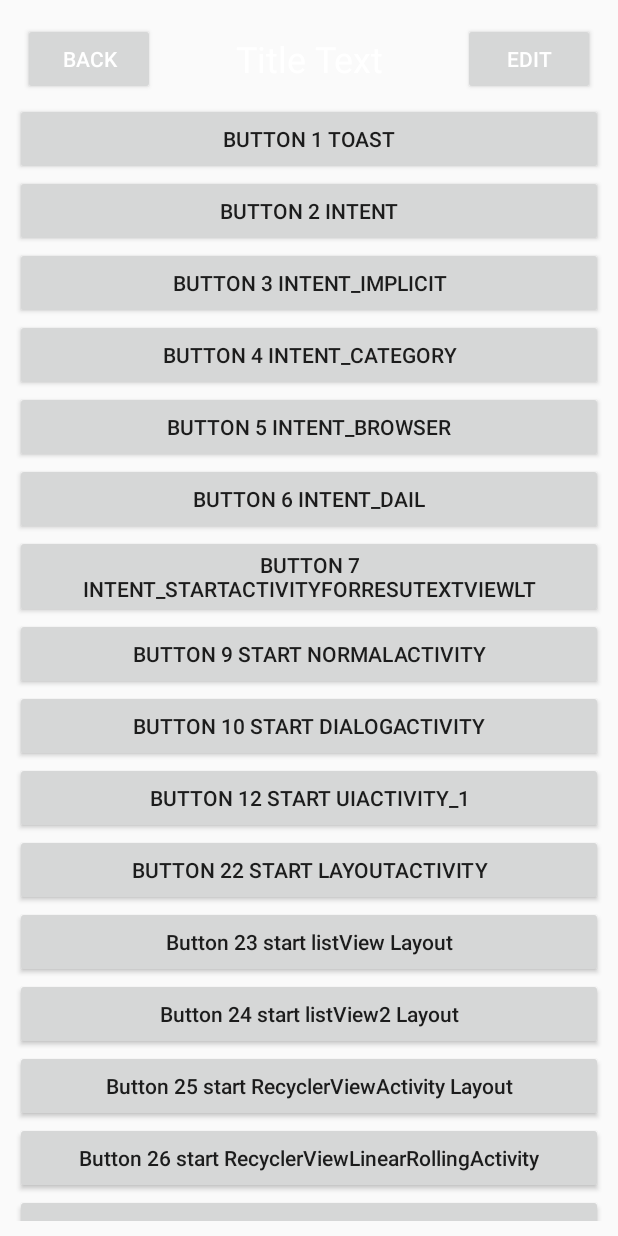
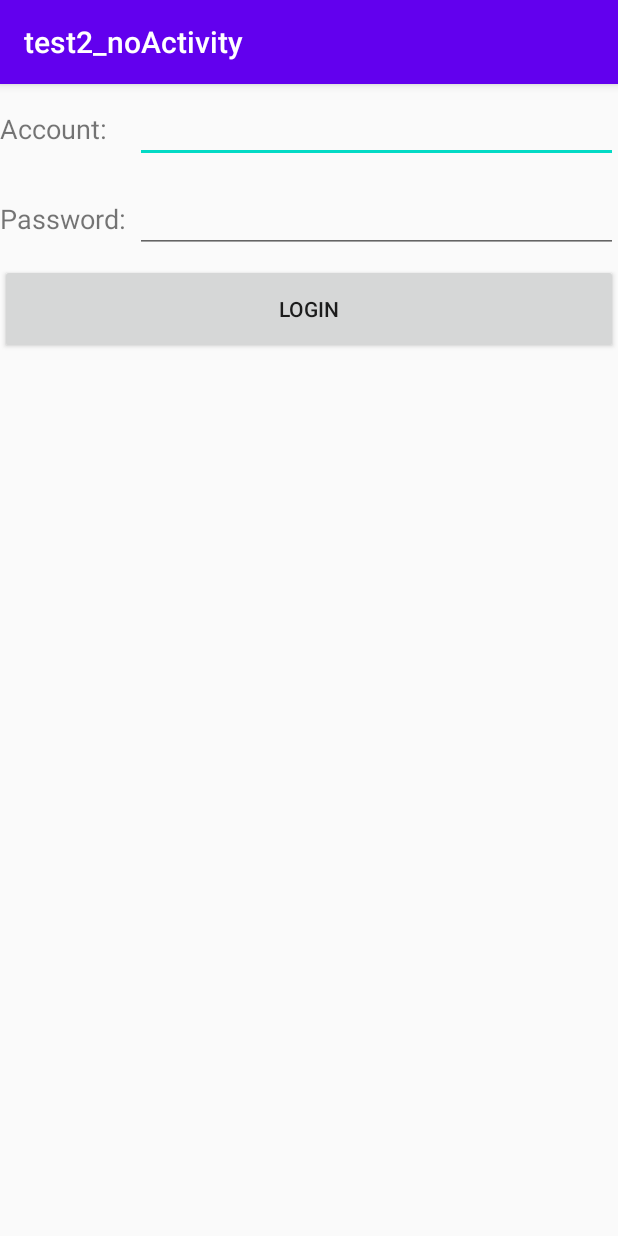
Before and after one commit to jsflzhong/test2_noActivity, an Android app: the screen it shows after launch (FirstActivity before the commit, LoginActivity after it), on a phone screen of 412 x 824 dp. Run offline under Robolectric (Android 15) with nearby library versions, the phone set to English and light mode, and no system bars.

Commit message:
Implement: forceOffline

```diff
--- a/app/src/main/java/com/jsflzhong/test2_noactivity/BasicActivity.java
+++ b/app/src/main/java/com/jsflzhong/test2_noactivity/BasicActivity.java
@@ -1,18 +1,28 @@
 package com.jsflzhong.test2_noactivity;
 
+import android.app.AlertDialog;
+import android.content.BroadcastReceiver;
+import android.content.Context;
+import android.content.DialogInterface;
+import android.content.Intent;
+import android.content.IntentFilter;
 import android.os.Bundle;
 import android.util.Log;
+import android.view.WindowManager;
 import android.widget.ListView;
 
 import androidx.appcompat.app.AppCompatActivity;
 
 import com.jsflzhong.test2_noactivity.common.ActivityCollector;
+import com.jsflzhong.test2_noactivity.layout.LoginActivity;
 
 public abstract class BasicActivity extends AppCompatActivity {
 
     private static final boolean LOG_SWITCH = false;
 
     private static final String TAG = "BasicActivity";
+
+    private ForceOfflineReceiver receiver;
 
     /**
      * 创建主活动
@@ -53,15 +63,16 @@ public abstract class BasicActivity extends AppCompatActivity {
     }
 
     public void loadView() {
-        Log.d(TAG,"@@@[loadView] in parent");
+        Log.d(TAG, "@@@[loadView] in parent");
     }
 
     /**
      * 在本活动被关闭时,会调用下面的onSaveInstanceState(),会存储一个值, 这里可以在再重启时拿到.
+     *
      * @param savedInstanceState savedInstanceState
      */
     public void getSavedInstanceState(Bundle savedInstanceState) {
-        if(LOG_SWITCH) {
+        if (LOG_SWITCH) {
             Log.d(TAG, "@@@[getSavedInstanceState] in parent");
         }
     }
@@ -82,27 +93,14 @@ public abstract class BasicActivity extends AppCompatActivity {
 
     /**
      * 在第一次被创建时会执行. 执行顺序:2
-     *
+     * <p>
      * 当按下back键返回MainActivity时也会被调用.(由于之前MainActivity已经进入了停止状态，所以onRestart() 方法会得到执行)
      */
     @Override
     protected void onStart() {
         super.onStart();
-        if(LOG_SWITCH) {
+        if (LOG_SWITCH) {
             Log.d(TAG, "@@@[onStart]");
-        }
-    }
-
-    /**
-     * 在第一次被创建时会执行. 执行顺序:3
-     *
-     * 当按下back键返回MainActivity时也会被调用.
-     */
-    @Override
-    protected void onResume() {
-        super.onResume();
-        if(LOG_SWITCH) {
-            Log.d(TAG, "@@@[onResume]");
         }
     }
 
@@ -118,32 +116,101 @@ public abstract class BasicActivity extends AppCompatActivity {
     }
 
     /**
+     * 在第一次被创建时会执行. 执行顺序:3
+     * <p>
+     * 当按下back键返回MainActivity时也会被调用.
+     * <p>
+     * 之前不都是在onCreate() 和onDestroy() 方法里来注册和取消注
+     * 册广播接收器的么？这是因为我们始终需要保证只有处于栈顶的活动才能接收到这条强制下线
+     * 广播，非栈顶的活动不应该也没有必要去接收这条广播，所以写在onResume() 和onPause()
+     * 方法里就可以很好地解决这个问题，当一个活动失去栈顶位置时就会自动取消广播接收器的注册。
+     */
+    @Override
+    protected void onResume() {
+        super.onResume();
+        if (LOG_SWITCH) {
+            Log.d(TAG, "@@@[onResume]");
+        }
+
+        //注册强制下线接收器.
+        IntentFilter intentFilter = new IntentFilter();
+        intentFilter.addAction("com.jsflzhong.test2.noactivity.FORCE_OFFLINE");
+        receiver = new ForceOfflineReceiver();
+        registerReceiver(receiver, intentFilter);
+    }
+
+    /**
      * 当跳转到其他activity时,本activity中的该方法被执行.
      * 由于NormalActivity已经把MainActivity完全遮挡住，因此onPause() 和onStop() 方法都会得到执行.
-     *
+     * <p>
      * 但是, 当跳转到DialogActivity时,由于它并没有完全遮挡住本MainActivity, 此时MainActivity只是进入了暂停状态，
-     *  并没有进入停止状态,所以,只有本onPause会被调用,而onStop不会被调用.
-     *
-     *  在MainActivity按下Back键退出程序时,也会被调用.
+     * 并没有进入停止状态,所以,只有本onPause会被调用,而onStop不会被调用.
+     * <p>
+     * 在MainActivity按下Back键退出程序时,也会被调用.
+     * <p>
+     * 之前不都是在onCreate() 和onDestroy() 方法里来注册和取消注
+     * 册广播接收器的么？这是因为我们始终需要保证只有处于栈顶的活动才能接收到这条强制下线
+     * 广播，非栈顶的活动不应该也没有必要去接收这条广播，所以写在onResume() 和onPause()
+     * 方法里就可以很好地解决这个问题，当一个活动失去栈顶位置时就会自动取消广播接收器的注册。
      */
     @Override
     protected void onPause() {
         super.onPause();
-        if(LOG_SWITCH) {
+        if (LOG_SWITCH) {
             Log.d(TAG, "@@@[onPause]");
+        }
+
+        //注销强制下线接收器.
+        if (receiver != null) {
+            unregisterReceiver(receiver);
+            receiver = null;
         }
     }
 
     /**
      * 当跳转到其他activity时,本activity中的该方法被执行.
-     *
+     * <p>
      * 在MainActivity按下Back键退出程序时,也会被调用.
      */
     @Override
     protected void onStop() {
         super.onStop();
-        if(LOG_SWITCH) {
+        if (LOG_SWITCH) {
             Log.d(TAG, "@@@[onStop]");
         }
     }
+
+    /**
+     * 在父类中定义全局的强制下线的广播接收器.
+     * 目的: 广播接收器里面需要弹出一个对话框来阻塞用户的正常操作.
+     * <p>
+     * 之所以在父类中定义, 目的是让所有的子类activity都自动具备了接收强制下线广播的功能.
+     * <p>
+     * onResume() 和onPause() 这两个生命周期函数，分别在这两个方法里注册和取消注册了ForceOfflineReceiver。
+     */
+    class ForceOfflineReceiver extends BroadcastReceiver {
+
+        @Override
+        public void onReceive(final Context context, Intent intent) {
+            //构建一个对话框.
+            //由于在ForceOfflineReceiver中弹出了一个系统级别的对话框, 所以必须在AndroidManifest中声明权限"android.permission.SYSTEM_ALERT_WINDOW".
+            AlertDialog.Builder builder = new AlertDialog.Builder(context);
+            builder.setTitle("Warning");
+            builder.setMessage("You are forced to be offline. Please try to login again.");
+            //禁止用户点击'back'键来关闭这个对话框.
+            builder.setCancelable(false);
+            builder.setPositiveButton("OK", (dialog, which) -> {
+                // 销毁所有活动
+                ActivityCollector.finishAll();
+                //重新启动LoginActivity这个活
+                Intent loginIntent = new Intent(context, LoginActivity.class);
+                //***由于我们是在广播接收器里启动活动的，因此一定要给Intent 加入FLAG_ACTIVITY_NEW_TASK 这个标志
+                loginIntent.addFlags(Intent.FLAG_ACTIVITY_NEW_TASK);
+                Log.d(TAG, "@@@[onReceive]: Opening login activity...");
+                //重新启动LoginActivity
+                context.startActivity(loginIntent);
+            });
+            builder.show();
+        }
+    }
 }
--- a/app/src/main/java/com/jsflzhong/test2_noactivity/common/ActivityCollector.java
+++ b/app/src/main/java/com/jsflzhong/test2_noactivity/common/ActivityCollector.java
@@ -33,7 +33,9 @@ public class ActivityCollector {
         activities.clear();
 
         //也可以在销毁所有活动的代码后面再加上杀掉当前进程的代码，以保证程序完全退出.
-        android.os.Process.killProcess(android.os.Process.myPid());
+        //注意: 如果加了这行代码, 会导致在调用本方法后, 无法再继续执行下面的代码.
+        //例如:com.jsflzhong.test2_noactivity.BasicActivity.ForceOfflineReceiver.onReceive
+        //android.os.Process.killProcess(android.os.Process.myPid());
     }
 
 }
--- /dev/null
+++ b/app/src/main/java/com/jsflzhong/test2_noactivity/layout/LoginActivity.java
@@ -0,0 +1,45 @@
+package com.jsflzhong.test2_noactivity.layout;
+
+
+import android.content.Intent;
+import android.widget.Button;
+import android.widget.EditText;
+import android.widget.Toast;
+
+import com.jsflzhong.test2_noactivity.BasicActivity;
+import com.jsflzhong.test2_noactivity.R;
+
+/**
+ * 登录活动
+ */
+public class LoginActivity extends BasicActivity {
+
+    private EditText accountEdit;
+    private EditText passwordEdit;
+    private Button login;
+
+    @Override
+    public void setContentView() {
+        setContentView(R.layout.activity_login);
+        handleElement();
+    }
+
+    private void handleElement() {
+        accountEdit = findViewById(R.id.account);
+        passwordEdit = findViewById(R.id.password);
+        login = findViewById(R.id.login);
+        login.setOnClickListener(v -> {
+            String account = accountEdit.getText().toString();
+            String password = passwordEdit.getText().toString();
+            // 如果账号是admin且密码是123456，就认为登录成功
+            if (account.equals("admin") && password.equals("1")) {
+                Intent intent = new Intent(LoginActivity.this, LoginMainActivity.class);
+                startActivity(intent);
+                finish();
+            } else {
+                Toast.makeText(LoginActivity.this, "@@@[handleElement]account or password is invalid", Toast.LENGTH_SHORT).show();
+            }
+        });
+    }
+
+}
--- /dev/null
+++ b/app/src/main/res/layout/activity_login.xml
@@ -0,0 +1,55 @@
+<?xml version="1.0" encoding="utf-8"?>
+<!--
+    登录布局
+-->
+<LinearLayout xmlns:android="http://schemas.android.com/apk/res/android"
+    android:orientation="vertical"
+    android:layout_width="match_parent"
+    android:layout_height="match_parent">
+
+    <!--用户名-->
+    <LinearLayout
+        android:orientation="horizontal"
+        android:layout_width="match_parent"
+        android:layout_height="60dp">
+        <TextView
+            android:layout_width="90dp"
+            android:layout_height="wrap_content"
+            android:layout_gravity="center_vertical"
+            android:textSize="18sp"
+            android:text="Account:" />
+        <EditText
+            android:id="@+id/account"
+            android:layout_width="0dp"
+            android:layout_height="wrap_content"
+            android:layout_weight="1"
+            android:layout_gravity="center_vertical" />
+    </LinearLayout>
+
+    <!--另起一行子布局, 再写一个layout即可-->
+    <!--密码-->
+    <LinearLayout
+        android:orientation="horizontal"
+        android:layout_width="match_parent"
+        android:layout_height="60dp">
+        <TextView
+            android:layout_width="90dp"
+            android:layout_height="wrap_content"
+            android:layout_gravity="center_vertical"
+            android:textSize="18sp"
+            android:text="Password:" />
+        <EditText
+            android:id="@+id/password"
+            android:layout_width="0dp"
+            android:layout_height="wrap_content"
+            android:layout_weight="1"
+            android:layout_gravity="center_vertical"
+            android:inputType="textPassword" />
+    </LinearLayout>
+
+    <Button
+        android:id="@+id/login"
+        android:layout_width="match_parent"
+        android:layout_height="60dp"
+        android:text="Login" />
+</LinearLayout>
--- /dev/null
+++ b/settings.gradle
@@ -0,0 +1,2 @@
+rootProject.name='test2_noActivity'
+include ':app'
```
Also changed, not shown: app/src/main/AndroidManifest.xml (+11 -3 lines), app/src/main/java/com/jsflzhong/test2_noactivity/layout/LoginMainActivity.java (added, +69 -0 lines), app/src/main/res/layout/activity_login_main.xml (added, +17 -0 lines), build.gradle (added, +29 -0 lines), gradle.properties (added, +19 -0 lines), 5 other files.
